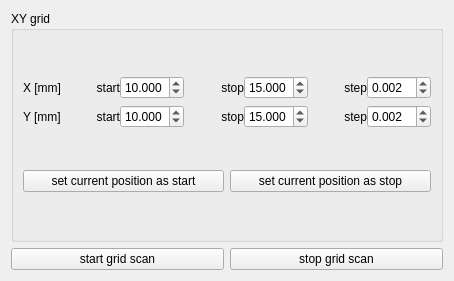
This is experiments/transistor_laser_scan.ui in dean-nanomol/nanomol as Qt 5 draws it before an edit. The edited form follows.
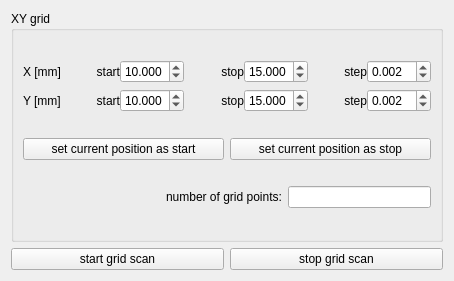
This is the edited form.

Commit message: update transistor_laser_scan

Diff of the .ui file:
```diff
--- a/experiments/transistor_laser_scan.ui
+++ b/experiments/transistor_laser_scan.ui
@@ -263,6 +263,37 @@
         </item>
        </layout>
       </item>
+      <item>
+       <layout class="QHBoxLayout" name="horizontalLayout_9">
+        <item>
+         <spacer name="horizontalSpacer">
+          <property name="orientation">
+           <enum>Qt::Horizontal</enum>
+          </property>
+          <property name="sizeHint" stdset="0">
+           <size>
+            <width>40</width>
+            <height>20</height>
+           </size>
+          </property>
+         </spacer>
+        </item>
+        <item>
+         <widget class="QLabel" name="label_2">
+          <property name="text">
+           <string>number of grid points:</string>
+          </property>
+         </widget>
+        </item>
+        <item>
+         <widget class="QLineEdit" name="grid_num_points_lineEdit">
+          <property name="maxLength">
+           <number>30</number>
+          </property>
+         </widget>
+        </item>
+       </layout>
+      </item>
      </layout>
     </widget>
    </item>
```
The commit also changes 1 other file.
